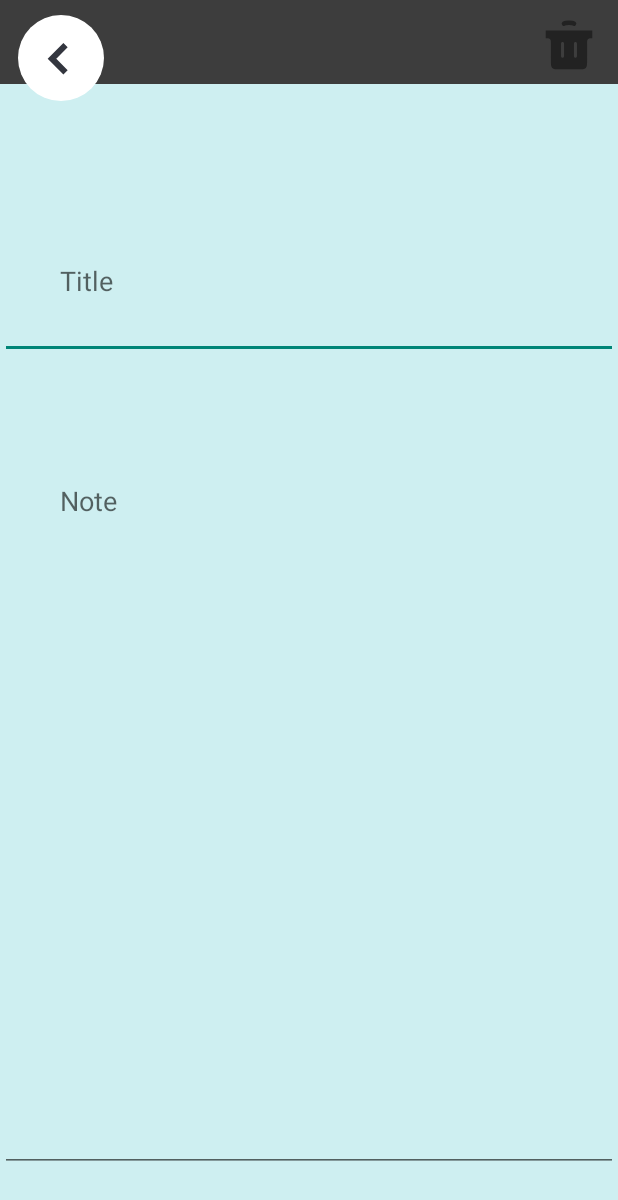
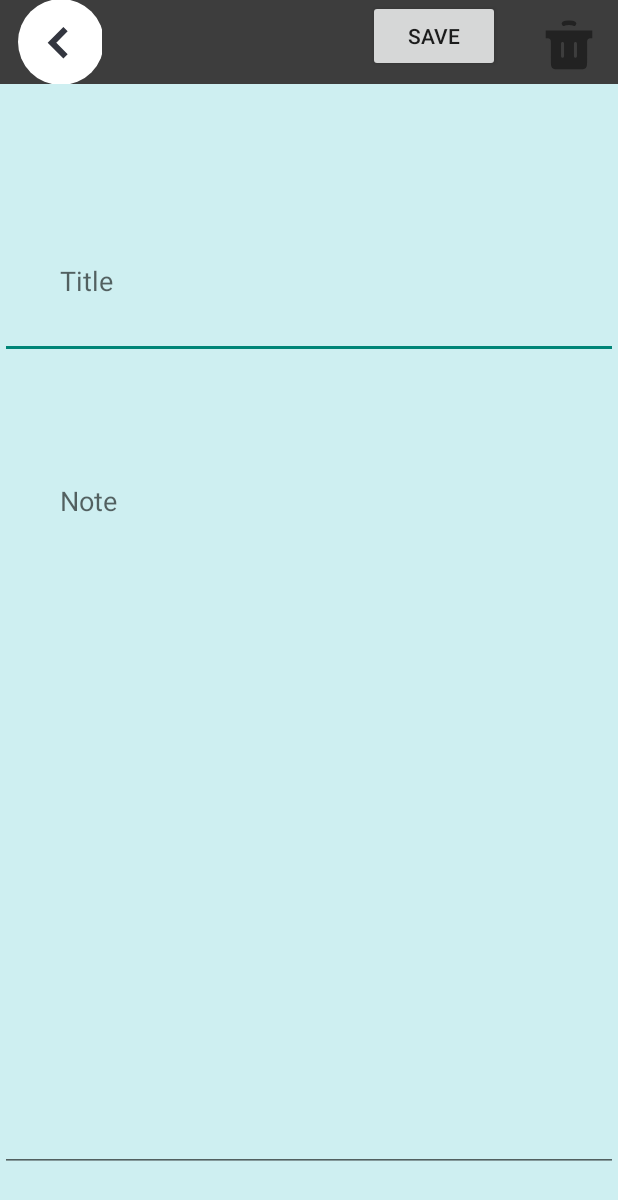
Before and after one commit to TomTFSG/Challenge_2_, an Android app: the layout fragment_edit.xml on its own in the app's theme, with its tools: preview values and no code run, on a phone screen of 412 x 824 dp. Shown: the top 1200 px of the screen. Run offline under Robolectric (Android 15) with nearby library versions, the phone set to English and light mode, and no system bars.

Commit message:
Botao de save

```diff
--- a/app/src/main/res/layout/fragment_edit.xml
+++ b/app/src/main/res/layout/fragment_edit.xml
@@ -4,17 +4,19 @@
     xmlns:tools="http://schemas.android.com/tools"
     android:layout_width="match_parent"
     android:layout_height="match_parent"
-    tools:context=".Frag.Edit"
     android:background="#CEEFF1"
-    >
+    tools:context=".Frag.Edit">
 
-    <include layout="@layout/appbar" />
+    <include
+        layout="@layout/appbar"
+        tools:layout_editor_absoluteX="-88dp"
+        tools:layout_editor_absoluteY="16dp" />
 
     <Button
         android:id="@+id/back"
         style="@android:style/Widget.Material.Light.Button.Borderless.Small"
-        android:layout_width="wrap_content"
-        android:layout_height="wrap_content"
+        android:layout_width="68dp"
+        android:layout_height="56dp"
         android:drawableLeft="@drawable/back"
         android:shadowColor="#00FFFFFF"
         android:text=""
@@ -62,4 +64,13 @@
         app:layout_constraintStart_toStartOf="parent"
         app:layout_constraintTop_toBottomOf="@+id/title_box" />
 
+    <Button
+        android:id="@+id/save"
+        android:layout_width="wrap_content"
+        android:layout_height="wrap_content"
+        android:layout_marginEnd="13dp"
+        android:text="SAVE"
+        app:layout_constraintEnd_toStartOf="@+id/apagar"
+        app:layout_constraintTop_toTopOf="parent" />
+
 </androidx.constraintlayout.widget.ConstraintLayout>
```
Also changed, not shown: app/src/main/java/com/example/challenge_2_/Frag/Edit.java (+17 -5 lines).
